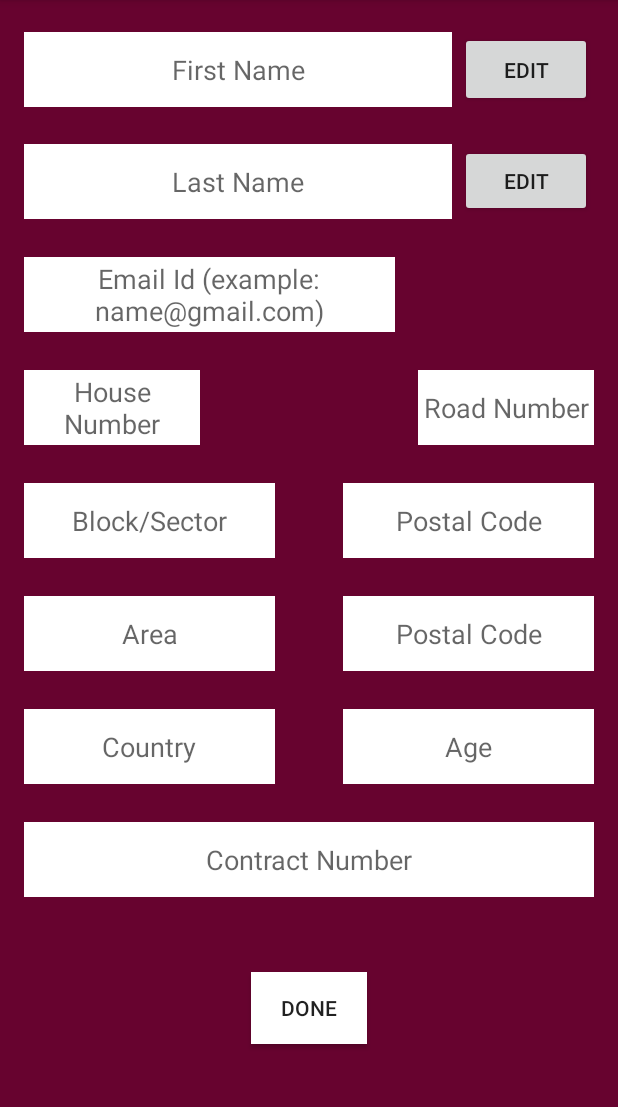
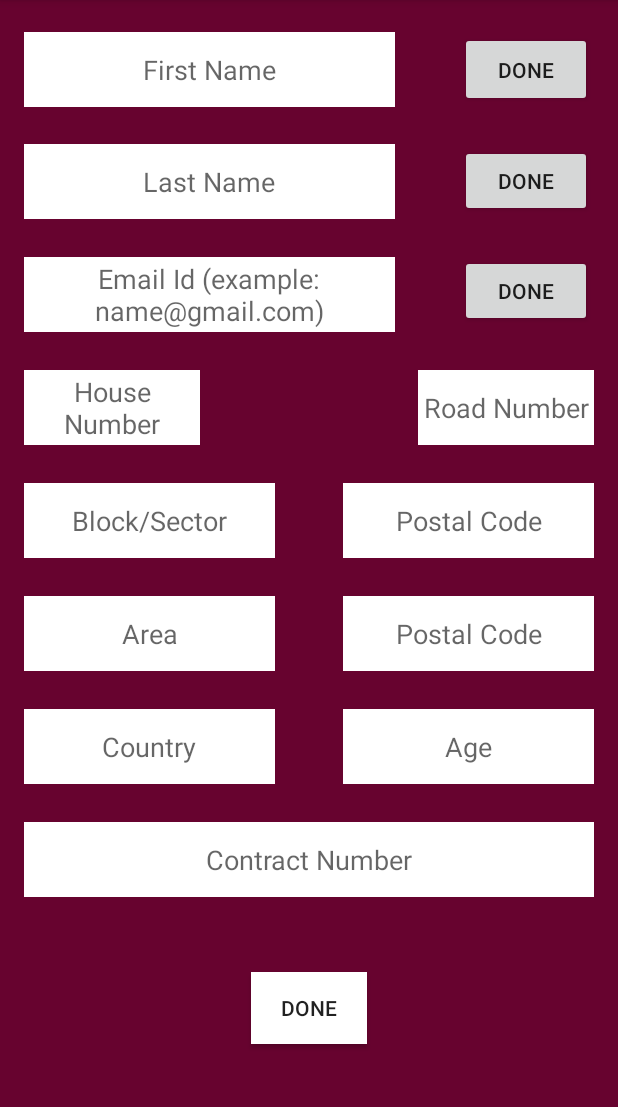
Before and after one commit to Sohanur-Rahman642/EasyMed, an Android app: the ProfileActivity screen opened directly, with no data from a screen before it, on a phone screen of 412 x 824 dp, the part 84-1191 px from its top. Run offline under Robolectric (Android 15) with nearby library versions, the phone set to English and light mode, and no system bars.

Commit message:
Adding buttons

```diff
--- a/FrontEnd LogSignProfile/loginActivity/app/src/main/res/layout/activity_profile.xml
+++ b/FrontEnd LogSignProfile/loginActivity/app/src/main/res/layout/activity_profile.xml
@@ -12,7 +12,7 @@
     tools:context=".SignupActivity">
 
     <Button
-        android:id="@+id/bEdit1"
+        android:id="@+id/bDone2"
         android:layout_width="wrap_content"
         android:layout_height="50dp"
         android:layout_alignParentEnd="true"
@@ -21,7 +21,7 @@
         android:layout_marginEnd="1dp"
         android:layout_marginRight="40dp"
 
-        android:text="Edit" />
+        android:text="Done" />
 
     <EditText
         android:id="@+id/editingFirst"
@@ -238,16 +238,28 @@
         android:textAlignment="center" />
 
     <Button
-        android:id="@+id/bEdit2"
+        android:id="@+id/bDone3"
         android:layout_width="wrap_content"
         android:layout_height="wrap_content"
-        android:layout_below="@+id/bEdit1"
+        android:layout_below="@+id/bDone2"
         android:layout_alignParentEnd="true"
         android:layout_alignParentRight="true"
         android:layout_marginTop="25dp"
         android:layout_marginEnd="1dp"
         android:layout_marginRight="1dp"
-        android:text="Edit" />
+        android:text="Done" />
+
+    <Button
+        android:id="@+id/bDone4"
+        android:layout_width="wrap_content"
+        android:layout_height="wrap_content"
+        android:layout_below="@+id/bDone3"
+        android:layout_alignParentEnd="true"
+        android:layout_alignParentRight="true"
+        android:layout_marginTop="25dp"
+        android:layout_marginEnd="1dp"
+        android:layout_marginRight="1dp"
+        android:text="Done" />
 
 
 </RelativeLayout>
```
